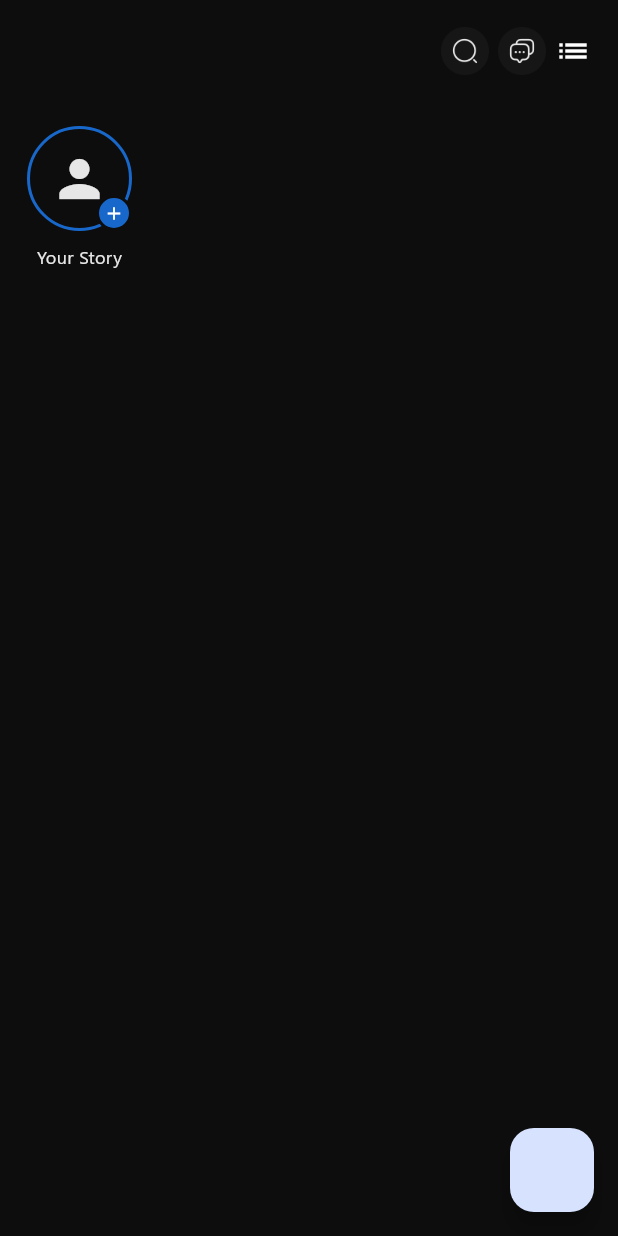
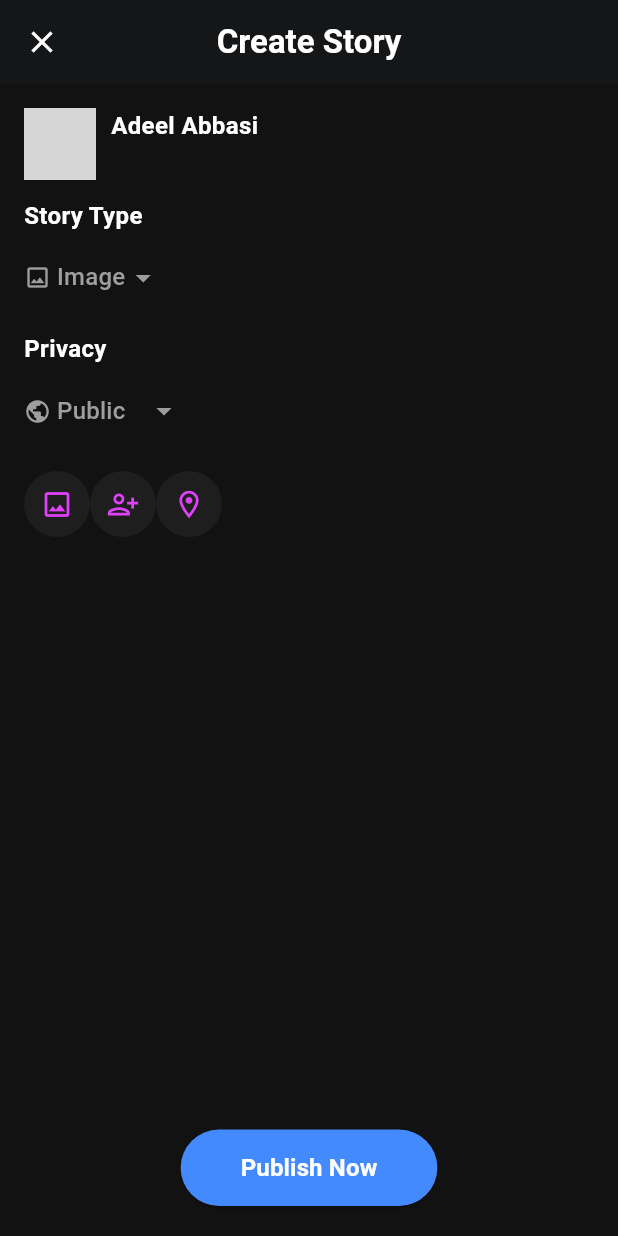
Before and after one commit to alinajfi/sports_app, a Flutter app: the HomeView screen opened by its route, after a tap on "Your Story", on a phone screen of 412 x 824 dp. Run offline on Flutter 3.47's test engine with Material 3 defaults, Android fonts, the phone set to English and light mode, and no system bars; our stand-ins replace camera, cloud_firestore, file_picker, firebase_core, firebase_messaging, flutter_dotenv and 9 more; missing offline and left inert: flutter_barcode_scanner_plus, photofilters; accounts and stored records are empty; network calls fail; grey boxes are pictures that could not be loaded.

Commit message:
create story

```diff
--- /dev/null
+++ b/lib/controller/create_story_controller.dart
@@ -0,0 +1,40 @@
+import 'dart:io';
+
+import 'package:flutter/material.dart' show TextEditingController;
+import 'package:get/get.dart';
+import 'package:image_picker/image_picker.dart';
+import 'package:prime_social_media_flutter_ui_kit/model/create_post_model.dart';
+import 'package:prime_social_media_flutter_ui_kit/services/home_services.dart';
+
+import '../model/create_story_model.dart';
+
+class CreateStoryController extends GetxController {
+  var selectedStoryType = 'Image'.obs;
+  var selectedPrivacy = 'Public'.obs;
+
+  TextEditingController descriptionController = TextEditingController();
+
+  var pickedImages = <File>[].obs;
+
+  RxBool isLoading = false.obs;
+
+  var tagPeople;
+
+  var pickLocation;
+
+  Future<void> pickImages() async {
+    final ImagePicker picker = ImagePicker();
+    final List<XFile>? images = await picker.pickMultiImage();
+
+    if (images != null && images.isNotEmpty) {
+      pickedImages.clear(); // Clear previous selection if needed
+      pickedImages.addAll(images.map((xfile) => File(xfile.path)));
+    }
+  }
+
+  uploadStroy(CreateStoryModel stroyData) async {
+    isLoading.value = true;
+    await HomeServices().createStory(stroyData);
+    isLoading.value = false;
+  }
+}
--- /dev/null
+++ b/lib/model/create_story_model.dart
@@ -0,0 +1,34 @@
+class CreateStoryModel {
+  final String publisher;
+  final String contentType;
+  final String privacy;
+  final String? description;
+  final String? color;
+  final String? bgColor;
+  final String? storyFilePath; // path to local file
+
+  CreateStoryModel({
+    required this.publisher,
+    required this.contentType,
+    required this.privacy,
+    this.description,
+    this.color,
+    this.bgColor,
+    this.storyFilePath,
+  });
+
+  /// For sending as form data (not JSON)
+  Map<String, String> toMap() {
+    final map = <String, String>{
+      'publisher': publisher,
+      'content_type': contentType,
+      'privacy': privacy,
+    };
+    if (contentType == 'text') {
+      if (description != null) map['description'] = description!;
+      if (color != null) map['color'] = color!;
+      if (bgColor != null) map['bg-color'] = bgColor!;
+    }
+    return map;
+  }
+}
--- /dev/null
+++ b/lib/views/create_story/create_story.dart
@@ -0,0 +1,322 @@
+import 'dart:io';
+import 'package:flutter/material.dart';
+import 'package:fluttertoast/fluttertoast.dart';
+import 'package:get/get.dart';
+import 'package:prime_social_media_flutter_ui_kit/model/create_post_model.dart';
+import 'package:prime_social_media_flutter_ui_kit/model/create_story_model.dart';
+import '../../controller/create_story_controller.dart';
+
+class CreateStory extends StatefulWidget {
+  const CreateStory({Key? key}) : super(key: key);
+
+  @override
+  State<CreateStory> createState() => _CreateStoryState();
+}
+
+class _CreateStoryState extends State<CreateStory> {
+  final CreateStoryController controller = Get.put(CreateStoryController());
+
+  final List<String> storyTypeOptions = ['Text', 'Image'];
+  final List<String> privacyOptions = ['Public', 'Friends', 'Only me'];
+
+  final Color darkBackground = const Color(0xFF121212);
+  final Color darkCard = const Color(0xFF1E1E1E);
+  final Color primaryText = Colors.white;
+  final Color secondaryText = Colors.grey;
+  final Color iconColor = Colors.purpleAccent;
+
+  @override
+  void dispose() {
+    Get.delete<CreateStoryController>();
+    super.dispose();
+  }
+
+  @override
+  Widget build(BuildContext context) {
+    return Scaffold(
+      backgroundColor: darkBackground,
+      appBar: AppBar(
+        backgroundColor: darkBackground,
+        elevation: 1,
+        title: Text(
+          'Create Story',
+          style: TextStyle(
+            color: primaryText,
+            fontWeight: FontWeight.bold,
+          ),
+        ),
+        centerTitle: true,
+        leading: IconButton(
+          icon: Icon(Icons.close, color: primaryText),
+          onPressed: () {
+            Get.back();
+          },
+        ),
+      ),
+      body: Padding(
+        padding: const EdgeInsets.all(16),
+        child: SingleChildScrollView(
+          physics: MediaQuery.of(context).viewInsets.bottom > 0
+              ? const BouncingScrollPhysics()
+              : const NeverScrollableScrollPhysics(),
+          child: Column(
+            crossAxisAlignment: CrossAxisAlignment.start,
+            children: [
+              _userRow(),
+              const SizedBox(height: 12),
+
+              // Story Type Dropdown
+              Text(
+                "Story Type",
+                style: TextStyle(
+                  fontWeight: FontWeight.bold,
+                  fontSize: 16,
+                  color: primaryText,
+                ),
+              ),
+              const SizedBox(height: 6),
+              Obx(() => DropdownButtonHideUnderline(
+                    child: DropdownButton<String>(
+                      dropdownColor: darkCard,
+                      value: controller.selectedStoryType.value,
+                      icon: Icon(Icons.arrow_drop_down, color: secondaryText),
+                      items: storyTypeOptions.map((type) {
+                        return DropdownMenuItem(
+                          value: type,
+                          child: Row(
+                            children: [
+                              Icon(
+                                type == 'Text'
+                                    ? Icons.text_fields
+                                    : Icons.image_outlined,
+                                size: 18,
+                                color: secondaryText,
+                              ),
+                              const SizedBox(width: 4),
+                              Text(type,
+                                  style: TextStyle(color: secondaryText)),
+                            ],
+                          ),
+                        );
+                      }).toList(),
+                      onChanged: (value) {
+                        if (value != null) {
+                          controller.selectedStoryType.value = value;
+                        }
+                      },
+                    ),
+                  )),
+
+              const SizedBox(height: 12),
+
+              // Privacy Dropdown
+              Text(
+                "Privacy",
+                style: TextStyle(
+                  fontWeight: FontWeight.bold,
+                  fontSize: 16,
+                  color: primaryText,
+                ),
+              ),
+              const SizedBox(height: 6),
+              Obx(() => DropdownButtonHideUnderline(
+                    child: DropdownButton<String>(
+                      dropdownColor: darkCard,
+                      value: controller.selectedPrivacy.value,
+                      icon: Icon(Icons.arrow_drop_down, color: secondaryText),
+                      items: privacyOptions.map((option) {
+                        return DropdownMenuItem(
+                          value: option,
+                          child: Row(
+                            children: [
+                              Icon(
+                                option == 'Public'
+                                    ? Icons.public
+                                    : option == 'Friends'
+                                        ? Icons.group
+                                        : Icons.lock,
+                                size: 18,
+                                color: secondaryText,
+                              ),
+                              const SizedBox(width: 4),
+                              Text(option,
+                                  style: TextStyle(color: secondaryText)),
+                            ],
+                          ),
+                        );
+                      }).toList(),
+                      onChanged: (value) {
+                        if (value != null) {
+                          controller.selectedPrivacy.value = value;
+                        }
+                      },
+                    ),
+                  )),
+
+              const SizedBox(height: 16),
+
+              // Content Area
+              Obx(() {
+                if (controller.selectedStoryType.value == 'Image') {
+                  return Column(
+                    crossAxisAlignment: CrossAxisAlignment.start,
+                    children: [
+                      _iconRow(),
+                      const SizedBox(height: 8),
+                      if (controller.pickedImages.isNotEmpty) _imageGrid(),
+                    ],
+                  );
+                } else {
+                  return _descriptionField();
+                }
+              }),
+            ],
+          ),
+        ),
+      ),
+      floatingActionButtonLocation: FloatingActionButtonLocation.centerDocked,
+      floatingActionButton: _publishButton(context),
+    );
+  }
+
+  Widget _iconRow() {
+    return Row(
+      mainAxisAlignment: MainAxisAlignment.start,
+      children: [
+        _iconButton(
+          Icons.image_outlined,
+          'Image',
+          () {
+            controller.pickImages();
+          },
+        ),
+        _iconButton(
+          Icons.person_add_alt_1_outlined,
+          'Tag',
+          () {},
+        ),
+        _iconButton(
+          Icons.location_on_outlined,
+          'Location',
+          () {},
+        ),
+      ],
+    );
+  }
+
+  Widget _iconButton(IconData icon, String tooltip, Function() onTap) {
+    return GestureDetector(
+      onTap: onTap,
+      child: Tooltip(
+        message: tooltip,
+        child: CircleAvatar(
+          backgroundColor: const Color(0xFF1E1E1E),
+          radius: 22,
+          child: Icon(icon, color: iconColor, size: 22),
+        ),
+      ),
+    );
+  }
+
+  Widget _imageGrid() {
+    return SizedBox(
+      height: 230,
+      child: GridView.builder(
+        itemCount: controller.pickedImages.length,
+        gridDelegate: const SliverGridDelegateWithFixedCrossAxisCount(
+          crossAxisCount: 3,
+          crossAxisSpacing: 8,
+          mainAxisSpacing: 8,
+          childAspectRatio: 1,
+        ),
+        itemBuilder: (context, index) {
+          final imageFile = controller.pickedImages[index];
+          return ClipRRect(
+            borderRadius: BorderRadius.circular(8),
+            child: Image.file(
+              imageFile,
+              fit: BoxFit.cover,
+            ),
+          );
+        },
+      ),
+    );
+  }
+
+  Widget _userRow() {
+    return Row(
+      crossAxisAlignment: CrossAxisAlignment.start,
+      children: [
+        const CircleAvatar(
+          radius: 24,
+          backgroundImage: AssetImage('assets/images/profile_placeholder.png'),
+        ),
+        const SizedBox(width: 10),
+        Text(
+          'Adeel Abbasi',
+          style: TextStyle(
+            fontWeight: FontWeight.bold,
+            fontSize: 16,
+            color: primaryText,
+          ),
+        ),
+      ],
+    );
+  }
+
+  Widget _descriptionField() {
+    return TextFormField(
+      controller: controller.descriptionController,
+      maxLines: 6,
+      style: TextStyle(color: primaryText),
+      decoration: InputDecoration(
+        hintText: "Write something for your story...",
+        hintStyle: TextStyle(
+          fontSize: 18,
+          color: secondaryText,
+        ),
+        border: InputBorder.none,
+      ),
+    );
+  }
+
+  Widget _publishButton(BuildContext context) {
+    return Padding(
+      padding: const EdgeInsets.only(bottom: 20),
+      child: ElevatedButton(
+        style: ElevatedButton.styleFrom(
+          backgroundColor: Colors.blueAccent,
+          shape: RoundedRectangleBorder(
+            borderRadius: BorderRadius.circular(30),
+          ),
+          padding: const EdgeInsets.symmetric(horizontal: 40, vertical: 14),
+        ),
+        onPressed: () async {
+          try {
+            await controller.uploadStroy(CreateStoryModel(
+              contentType: "image",
+              publisher: "user",
+              storyFilePath: controller.pickedImages.first.path,
+              privacy: controller.selectedPrivacy.value.toLowerCase(),
+              description: controller.descriptionController.text,
+            ));
+            Fluttertoast.showToast(msg: "Story uploaded");
+            Get.back(result: true);
+          } catch (e) {
+            Fluttertoast.showToast(msg: "Error: $e");
+          }
+        },
+        child: Obx(() => controller.isLoading.value
+            ? const CircularProgressIndicator.adaptive()
+            : Text(
+                'Publish Now',
+                style: const TextStyle(
+                  fontSize: 16,
+                  fontWeight: FontWeight.w600,
+                  color: Colors.white,
+                ),
+              )),
+      ),
+    );
+  }
+}
--- a/lib/views/home/home_view.dart
+++ b/lib/views/home/home_view.dart
@@ -40,7 +40,7 @@ class _HomeViewState extends State<HomeView> {
     return SafeArea(
       child: Scaffold(
         key: _scaffoldKey,
-        floatingActionButton: _buildFloatingActionButton(),
+        //   floatingActionButton: _buildFloatingActionButton(),
         endDrawer: MyDrawer(),
         backgroundColor: AppColor.backgroundColor,
         appBar: HomeAppBar(scaffoldKey: _scaffoldKey),
--- a/lib/views/home/widgets/stories_section.dart
+++ b/lib/views/home/widgets/stories_section.dart
@@ -9,6 +9,8 @@ import 'package:prime_social_media_flutter_ui_kit/controller/profile/settings_op
 import 'package:prime_social_media_flutter_ui_kit/model/story_model.dart';
 import 'package:prime_social_media_flutter_ui_kit/routes/app_routes.dart';
 
+import '../../create_story/create_story.dart';
+import '../../new_post/reel/create_reel_view.dart';
 import '../options/story/story_view.dart';
 
 class StoriesSection extends StatelessWidget {
@@ -47,7 +49,7 @@ class StoriesSection extends StatelessWidget {
                             : AppSize.appSize0,
                       ),
                       child: index == 0
-                          ? _buildAddStoryItem()
+                          ? _buildAddStoryItem(context)
                           : _buildStoryItem(
                               homeController.storyList[index - 1],
                               false,
@@ -60,11 +62,16 @@ class StoriesSection extends StatelessWidget {
     );
   }
 
-  Widget _buildAddStoryItem() {
+  Widget _buildAddStoryItem(BuildContext context) {
     return GestureDetector(
-      onTap: () {
-        // Navigate to create story screen
-        // Get.toNamed(AppRoutes.createStory); // You'll need to add this route
+      onTap: () async {
+        await Navigator.push(
+            context,
+            MaterialPageRoute(
+              builder: (context) => CreateStory(),
+            ));
+
+        HomeController().getStories();
       },
       child: Column(
         crossAxisAlignment: CrossAxisAlignment.center,
--- a/lib/views/profile/profile_view.dart
+++ b/lib/views/profile/profile_view.dart
@@ -89,7 +89,7 @@ class _ProfileViewState extends State<ProfileView> {
           child: GestureDetector(
             onTap: () {
               Fluttertoast.showToast(msg: "disabled");
-              //  profileActionBottomSheet(context);
+              // profileActionBottomSheet(context);
             },
             child: Container(
               width: AppSize.appSize40,
```
Also changed, not shown: lib/services/home_services.dart (+43 -0 lines), lib/views/home/widgets/my_drawer.dart (+14 -1 lines), lib/views/widget/profile/profile_action_bottom_sheet.dart (+31 -24 lines), 1 other file.
